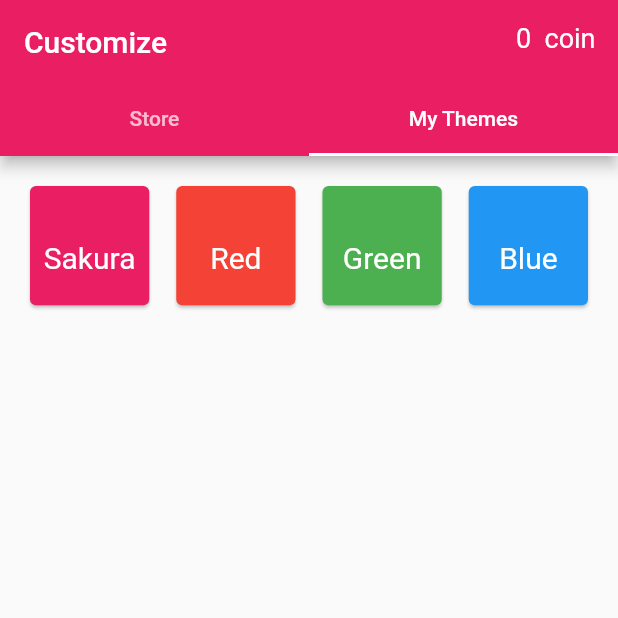
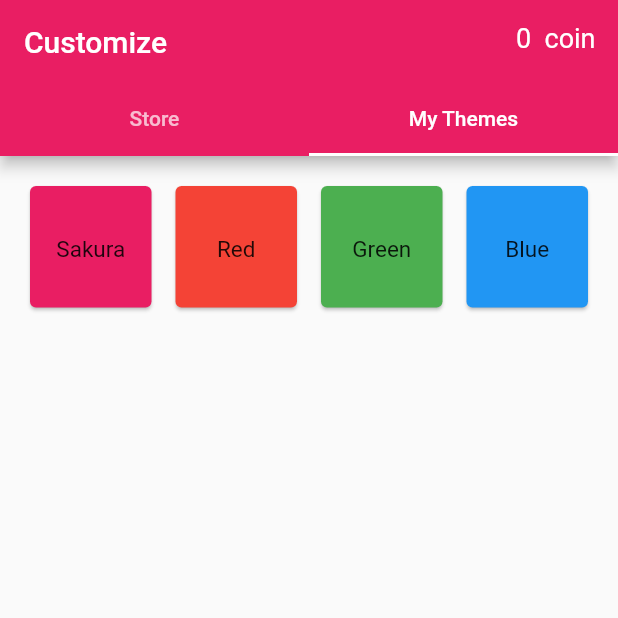
Before and after one commit to AngelGitHubPaul/Language-Quiz-App-Temp-, a Flutter app: the CustomizationPage screen opened directly, tab 2 chosen, on a phone screen of 412 x 824 dp, the top half of it. Run offline on Flutter 3.47's test engine with Material 2 defaults, Android fonts, the phone set to English and light mode, and no system bars.

Commit message:
customization page ui update

```diff
--- a/lib/customization_page.dart
+++ b/lib/customization_page.dart
@@ -62,27 +62,25 @@ class CustomizationPage extends StatelessWidget {
                 GridView.builder(
                   itemCount: themesModel.shopThemesList.length,
                   primary: false,
-                  padding: const EdgeInsets.all(16),
+                  padding: const EdgeInsets.all(8),
                   gridDelegate: const SliverGridDelegateWithFixedCrossAxisCount(
                       crossAxisCount: 4,
-                      crossAxisSpacing: 10,
-                      mainAxisSpacing: 10),
+                      crossAxisSpacing: 8,
+                      mainAxisSpacing: 8),
                   itemBuilder: (context, index) => Card(
                       color: themesModel.shopThemesList[index].color,
                       child: GridTile(
                           child: Center(
                               child: Column(
-                                  mainAxisAlignment: MainAxisAlignment.center,
+                                  mainAxisAlignment:
+                                      MainAxisAlignment.spaceAround,
                                   children: [
-                            const Padding(padding: EdgeInsets.all(8)),
+                            const Padding(padding: EdgeInsets.all(2)),
                             Text(
                               (themesModel.shopThemesList[index].themeName),
-                              style: const TextStyle(
-                                color: Colors.white,
-                                fontSize: 20.0,
-                              ),
                             ),
-                            Text(themesModel.shopThemesList[index].price),
+                            Text((themesModel.shopThemesList[index].price) +
+                                ' coins'),
                           ])))),
                 ),
                 GridView.builder(
@@ -91,8 +89,8 @@ class CustomizationPage extends StatelessWidget {
                   padding: const EdgeInsets.all(16),
                   gridDelegate: const SliverGridDelegateWithFixedCrossAxisCount(
                       crossAxisCount: 4,
-                      crossAxisSpacing: 10,
-                      mainAxisSpacing: 10),
+                      crossAxisSpacing: 8,
+                      mainAxisSpacing: 8),
                   itemBuilder: (context, index) => Card(
                       color: themesModel.myThemes[index].color,
                       child: GridTile(
@@ -100,12 +98,11 @@ class CustomizationPage extends StatelessWidget {
                               child: Column(
                                   mainAxisAlignment: MainAxisAlignment.center,
                                   children: [
-                            const Padding(padding: EdgeInsets.all(8)),
+                            const Padding(padding: EdgeInsets.all(2)),
                             Text(
                               (themesModel.myThemes[index].themeName),
                               style: const TextStyle(
-                                color: Colors.white,
-                                fontSize: 20.0,
+                                fontSize: 15.0,
                               ),
                             ),
                           ])))),
--- a/lib/providers/themes.dart
+++ b/lib/providers/themes.dart
@@ -20,16 +20,16 @@ class ShopTheme {
 class ThemesModel with ChangeNotifier {
   // ignore: prefer_final_fields
   List<ShopTheme> _shopThemesList = [
-    ShopTheme(themeName: 'Deep Orange', color: Colors.deepOrange, price: '30'),
+    ShopTheme(themeName: 'D.Orange', color: Colors.deepOrange, price: '30'),
     ShopTheme(themeName: 'Orange', color: Colors.orange, price: '30'),
     ShopTheme(themeName: 'Amber', color: Colors.amber, price: '30'),
     ShopTheme(themeName: 'Yellow', color: Colors.yellow, price: '30'),
     ShopTheme(themeName: 'Lime', color: Colors.limeAccent, price: '30'),
     ShopTheme(
-        themeName: 'Light Green', color: Colors.lightGreenAccent, price: '30'),
+        themeName: 'L.Green', color: Colors.lightGreenAccent, price: '30'),
     ShopTheme(themeName: 'Teal', color: Colors.teal, price: '30'),
     ShopTheme(themeName: 'Cyan', color: Colors.cyan, price: '30'),
-    ShopTheme(themeName: 'Light Blue', color: Colors.lightBlue, price: '30'),
+    ShopTheme(themeName: 'L.Blue', color: Colors.lightBlue, price: '30'),
     ShopTheme(themeName: 'Indigo', color: Colors.indigo, price: '30'),
     ShopTheme(themeName: 'Indigo', color: Colors.indigo, price: '30'),
     ShopTheme(themeName: 'Purple', color: Colors.purple, price: '30'),
```
